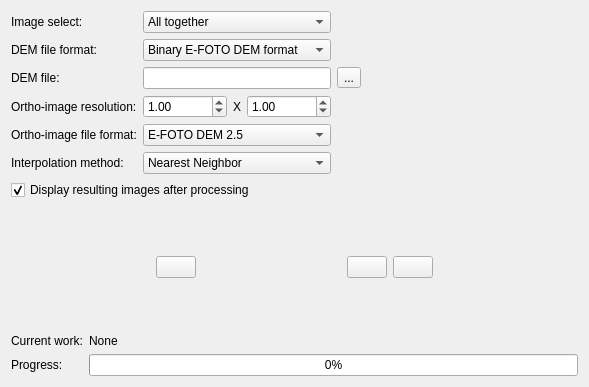
Old version of the form trunk_candidata/qt/interface/OrthoForm.ui in the repository e-foto/e-foto.
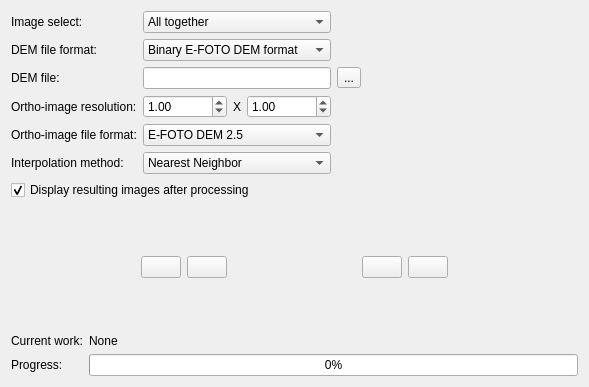
New version of the form. Icons and pictures are not drawn.

Diff of the .ui file:
```diff
--- a/trunk_candidata/qt/interface/OrthoForm.ui
+++ b/trunk_candidata/qt/interface/OrthoForm.ui
@@ -17,9 +17,7 @@
    <iconset resource="../resource/resource.qrc">
     <normaloff>:/icon/WindowIcon.png</normaloff>:/icon/WindowIcon.png</iconset>
   </property>
-  <layout class="QGridLayout" name="gridLayout_5">
-   <item row="0" column="0">
-    <layout class="QGridLayout" name="gridLayout_4">
+  <layout class="QGridLayout" name="gridLayout_2">
      <item row="0" column="0">
       <layout class="QGridLayout" name="gridLayout_3">
        <item row="0" column="0">
@@ -282,15 +280,15 @@
        </property>
        <property name="sizeHint" stdset="0">
         <size>
-         <width>17</width>
-         <height>13</height>
+       <width>566</width>
+       <height>11</height>
         </size>
        </property>
       </spacer>
      </item>
      <item row="3" column="0">
-      <layout class="QGridLayout" name="gridLayout_2">
-       <item row="0" column="0">
+    <layout class="QHBoxLayout" name="horizontalLayout_2">
+     <item>
         <spacer name="horizontalSpacer_5">
          <property name="orientation">
           <enum>Qt::Horizontal</enum>
@@ -303,7 +301,7 @@
          </property>
         </spacer>
        </item>
-       <item row="0" column="1">
+     <item>
         <widget class="QPushButton" name="orthoButton">
          <property name="toolTip">
           <string>Run ortho-rectification</string>
@@ -323,7 +321,27 @@
          </property>
         </widget>
        </item>
-       <item row="0" column="2">
+     <item>
+      <widget class="QPushButton" name="loadButton">
+       <property name="toolTip">
+        <string>Load ortho-rectification</string>
+       </property>
+       <property name="text">
+        <string/>
+       </property>
+       <property name="icon">
+        <iconset resource="../resource/resource.qrc">
+         <normaloff>:/icon/fileopen.png</normaloff>:/icon/fileopen.png</iconset>
+       </property>
+       <property name="iconSize">
+        <size>
+         <width>30</width>
+         <height>30</height>
+        </size>
+       </property>
+      </widget>
+     </item>
+     <item>
         <spacer name="horizontalSpacer_4">
          <property name="orientation">
           <enum>Qt::Horizontal</enum>
@@ -336,7 +354,7 @@
          </property>
         </spacer>
        </item>
-       <item row="0" column="3">
+     <item>
         <widget class="QPushButton" name="abortButton">
          <property name="toolTip">
           <string>Abort current operation</string>
@@ -356,7 +374,7 @@
          </property>
         </widget>
        </item>
-       <item row="0" column="4">
+     <item>
         <widget class="QPushButton" name="doneButton">
          <property name="toolTip">
           <string>Exit / done</string>
@@ -376,7 +394,7 @@
          </property>
         </widget>
        </item>
-       <item row="0" column="5">
+     <item>
         <spacer name="horizontalSpacer_6">
          <property name="orientation">
           <enum>Qt::Horizontal</enum>
@@ -433,8 +451,6 @@
           <number>0</number>
          </property>
         </widget>
-       </item>
-      </layout>
      </item>
     </layout>
    </item>
```
Lines whose indentation alone changed are shown as unchanged.
